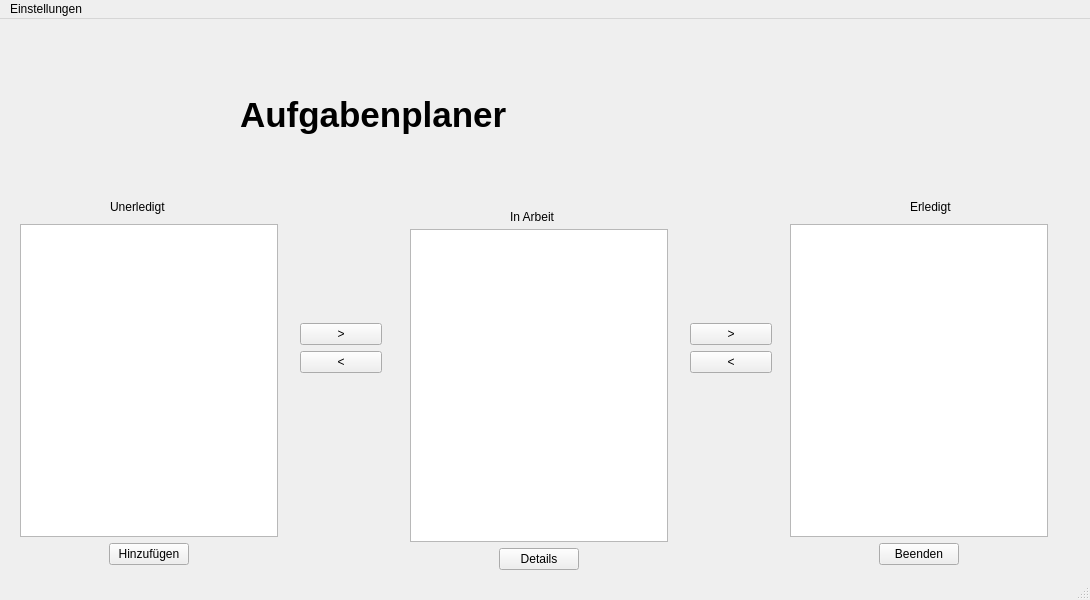
First picture: the form in mainwindow.ui, repository Cur1o/AbschlussProjektHerberich, before the edit.
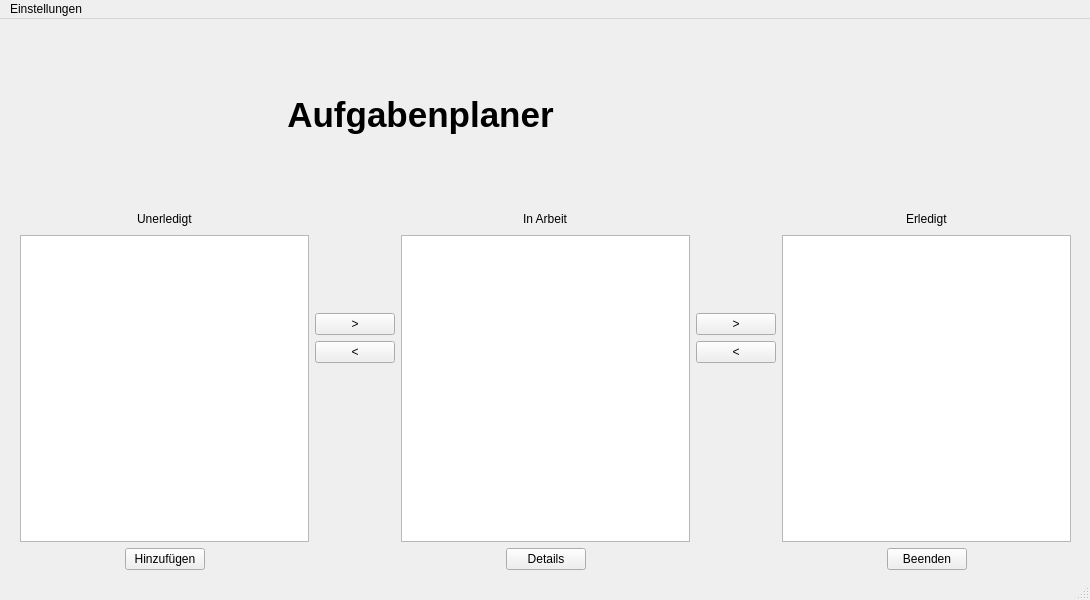
Second picture: the form after the edit. Icons and pictures are not drawn.

What changed in the file:
```diff
--- a/mainwindow.ui
+++ b/mainwindow.ui
@@ -13,14 +13,18 @@
   <property name="windowTitle">
    <string>MainWindow</string>
   </property>
+  <property name="windowIcon">
+   <iconset resource="data.qrc">
+    <normaloff>:/img/SchadierCorpIcon.PNG</normaloff>:/img/SchadierCorpIcon.PNG</iconset>
+  </property>
   <widget class="QWidget" name="centralwidget">
    <widget class="QLabel" name="companyImage">
     <property name="geometry">
      <rect>
       <x>0</x>
       <y>0</y>
-      <width>751</width>
-      <height>91</height>
+      <width>831</width>
+      <height>101</height>
      </rect>
     </property>
     <property name="text">
@@ -36,7 +40,7 @@
    <widget class="QLabel" name="lblTitle">
     <property name="geometry">
      <rect>
-      <x>240</x>
+      <x>280</x>
       <y>50</y>
       <width>281</width>
       <height>91</height>
@@ -51,6 +55,9 @@
     <property name="text">
      <string>Aufgabenplaner</string>
     </property>
+    <property name="alignment">
+     <set>Qt::AlignCenter</set>
+    </property>
    </widget>
    <widget class="QLabel" name="checkListImage">
     <property name="geometry">
@@ -71,185 +78,55 @@
      <bool>true</bool>
     </property>
    </widget>
-   <widget class="QLabel" name="lblToDo">
-    <property name="geometry">
-     <rect>
-      <x>110</x>
-      <y>180</y>
-      <width>61</width>
-      <height>16</height>
-     </rect>
-    </property>
-    <property name="text">
-     <string>Unerledigt</string>
-    </property>
-   </widget>
-   <widget class="QLabel" name="lblProgress">
-    <property name="geometry">
-     <rect>
-      <x>510</x>
-      <y>190</y>
-      <width>49</width>
-      <height>16</height>
-     </rect>
-    </property>
-    <property name="text">
-     <string>In Arbeit</string>
-    </property>
-   </widget>
-   <widget class="QLabel" name="lblDone">
-    <property name="geometry">
-     <rect>
-      <x>910</x>
-      <y>180</y>
-      <width>49</width>
-      <height>16</height>
-     </rect>
-    </property>
-    <property name="text">
-     <string>Erledigt</string>
-    </property>
-   </widget>
-   <widget class="QWidget" name="layoutWidget">
-    <property name="geometry">
-     <rect>
-      <x>300</x>
-      <y>210</y>
-      <width>82</width>
-      <height>331</height>
-     </rect>
-    </property>
-    <layout class="QVBoxLayout" name="verticalLayout">
-     <item>
-      <spacer name="verticalSpacer">
-       <property name="orientation">
-        <enum>Qt::Vertical</enum>
-       </property>
-       <property name="sizeHint" stdset="0">
-        <size>
-         <width>20</width>
-         <height>40</height>
-        </size>
-       </property>
-      </spacer>
-     </item>
-     <item>
-      <widget class="QPushButton" name="btnFirstToSecond">
-       <property name="text">
-        <string>&gt;</string>
-       </property>
-      </widget>
-     </item>
-     <item>
-      <widget class="QPushButton" name="btnSecondToFirst">
-       <property name="text">
-        <string>&lt;</string>
-       </property>
-      </widget>
-     </item>
-     <item>
-      <spacer name="verticalSpacer_2">
-       <property name="orientation">
-        <enum>Qt::Vertical</enum>
-       </property>
-       <property name="sizeHint" stdset="0">
-        <size>
-         <width>20</width>
-         <height>40</height>
-        </size>
-       </property>
-      </spacer>
-     </item>
-     <item>
-      <spacer name="verticalSpacer_5">
-       <property name="orientation">
-        <enum>Qt::Vertical</enum>
-       </property>
-       <property name="sizeHint" stdset="0">
-        <size>
-         <width>20</width>
-         <height>40</height>
-        </size>
-       </property>
-      </spacer>
-     </item>
-    </layout>
-   </widget>
-   <widget class="QWidget" name="layoutWidget">
-    <property name="geometry">
-     <rect>
-      <x>690</x>
-      <y>207</y>
-      <width>82</width>
-      <height>341</height>
-     </rect>
-    </property>
-    <layout class="QVBoxLayout" name="verticalLayout_2">
-     <item>
-      <spacer name="verticalSpacer_3">
-       <property name="orientation">
-        <enum>Qt::Vertical</enum>
-       </property>
-       <property name="sizeHint" stdset="0">
-        <size>
-         <width>20</width>
-         <height>40</height>
-        </size>
-       </property>
-      </spacer>
-     </item>
-     <item>
-      <widget class="QPushButton" name="btnSecondToThird">
-       <property name="text">
-        <string>&gt;</string>
-       </property>
-      </widget>
-     </item>
-     <item>
-      <widget class="QPushButton" name="btnThirdToSecond">
-       <property name="text">
-        <string>&lt;</string>
-       </property>
-      </widget>
-     </item>
-     <item>
-      <spacer name="verticalSpacer_6">
-       <property name="orientation">
-        <enum>Qt::Vertical</enum>
-       </property>
-       <property name="sizeHint" stdset="0">
-        <size>
-         <width>20</width>
-         <height>40</height>
-        </size>
-       </property>
-      </spacer>
-     </item>
-     <item>
-      <spacer name="verticalSpacer_4">
-       <property name="orientation">
-        <enum>Qt::Vertical</enum>
-       </property>
-       <property name="sizeHint" stdset="0">
-        <size>
-         <width>20</width>
-         <height>40</height>
-        </size>
-       </property>
-      </spacer>
-     </item>
-    </layout>
-   </widget>
-   <widget class="QWidget" name="layoutWidget">
+   <widget class="QWidget" name="">
     <property name="geometry">
      <rect>
       <x>20</x>
-      <y>205</y>
-      <width>258</width>
-      <height>341</height>
+      <y>190</y>
+      <width>1051</width>
+      <height>361</height>
      </rect>
     </property>
+    <layout class="QHBoxLayout" name="horizontalLayout_7">
+     <item>
     <layout class="QVBoxLayout" name="verticalLayout_3">
+       <item>
+        <layout class="QHBoxLayout" name="horizontalLayout_4">
+         <item>
+          <spacer name="horizontalSpacer_7">
+           <property name="orientation">
+            <enum>Qt::Horizontal</enum>
+           </property>
+           <property name="sizeHint" stdset="0">
+            <size>
+             <width>40</width>
+             <height>20</height>
+            </size>
+           </property>
+          </spacer>
+         </item>
+         <item>
+          <widget class="QLabel" name="lblToDo">
+           <property name="text">
+            <string>Unerledigt</string>
+           </property>
+          </widget>
+         </item>
+         <item>
+          <spacer name="horizontalSpacer_8">
+           <property name="orientation">
+            <enum>Qt::Horizontal</enum>
+           </property>
+           <property name="sizeHint" stdset="0">
+            <size>
+             <width>40</width>
+             <height>20</height>
+            </size>
+           </property>
+          </spacer>
+         </item>
+        </layout>
+       </item>
      <item>
       <widget class="QListView" name="lvw1ToDo">
        <property name="editTriggers">
@@ -295,17 +172,103 @@
       </layout>
      </item>
     </layout>
-   </widget>
-   <widget class="QWidget" name="layoutWidget">
-    <property name="geometry">
-     <rect>
-      <x>410</x>
-      <y>210</y>
-      <width>258</width>
-      <height>341</height>
-     </rect>
-    </property>
+     </item>
+     <item>
+      <layout class="QVBoxLayout" name="verticalLayout">
+       <item>
+        <spacer name="verticalSpacer">
+         <property name="orientation">
+          <enum>Qt::Vertical</enum>
+         </property>
+         <property name="sizeHint" stdset="0">
+          <size>
+           <width>20</width>
+           <height>40</height>
+          </size>
+         </property>
+        </spacer>
+       </item>
+       <item>
+        <widget class="QPushButton" name="btnFirstToSecond">
+         <property name="text">
+          <string>&gt;</string>
+         </property>
+        </widget>
+       </item>
+       <item>
+        <widget class="QPushButton" name="btnSecondToFirst">
+         <property name="text">
+          <string>&lt;</string>
+         </property>
+        </widget>
+       </item>
+       <item>
+        <spacer name="verticalSpacer_2">
+         <property name="orientation">
+          <enum>Qt::Vertical</enum>
+         </property>
+         <property name="sizeHint" stdset="0">
+          <size>
+           <width>20</width>
+           <height>40</height>
+          </size>
+         </property>
+        </spacer>
+       </item>
+       <item>
+        <spacer name="verticalSpacer_5">
+         <property name="orientation">
+          <enum>Qt::Vertical</enum>
+         </property>
+         <property name="sizeHint" stdset="0">
+          <size>
+           <width>20</width>
+           <height>40</height>
+          </size>
+         </property>
+        </spacer>
+       </item>
+      </layout>
+     </item>
+     <item>
     <layout class="QVBoxLayout" name="verticalLayout_4">
+       <item>
+        <layout class="QHBoxLayout" name="horizontalLayout_5">
+         <item>
+          <spacer name="horizontalSpacer_9">
+           <property name="orientation">
+            <enum>Qt::Horizontal</enum>
+           </property>
+           <property name="sizeHint" stdset="0">
+            <size>
+             <width>40</width>
+             <height>20</height>
+            </size>
+           </property>
+          </spacer>
+         </item>
+         <item>
+          <widget class="QLabel" name="lblProgress">
+           <property name="text">
+            <string>In Arbeit</string>
+           </property>
+          </widget>
+         </item>
+         <item>
+          <spacer name="horizontalSpacer_10">
+           <property name="orientation">
+            <enum>Qt::Horizontal</enum>
+           </property>
+           <property name="sizeHint" stdset="0">
+            <size>
+             <width>40</width>
+             <height>20</height>
+            </size>
+           </property>
+          </spacer>
+         </item>
+        </layout>
+       </item>
      <item>
       <widget class="QListView" name="lvw2Progress">
        <property name="editTriggers">
@@ -351,17 +314,106 @@
       </layout>
      </item>
     </layout>
-   </widget>
-   <widget class="QWidget" name="layoutWidget">
-    <property name="geometry">
-     <rect>
-      <x>790</x>
-      <y>205</y>
-      <width>258</width>
-      <height>341</height>
-     </rect>
-    </property>
+     </item>
+     <item>
+      <layout class="QVBoxLayout" name="verticalLayout_2">
+       <item>
+        <spacer name="verticalSpacer_3">
+         <property name="orientation">
+          <enum>Qt::Vertical</enum>
+         </property>
+         <property name="sizeHint" stdset="0">
+          <size>
+           <width>20</width>
+           <height>40</height>
+          </size>
+         </property>
+        </spacer>
+       </item>
+       <item>
+        <widget class="QPushButton" name="btnSecondToThird">
+         <property name="toolTip">
+          <string/>
+         </property>
+         <property name="text">
+          <string>&gt;</string>
+         </property>
+        </widget>
+       </item>
+       <item>
+        <widget class="QPushButton" name="btnThirdToSecond">
+         <property name="text">
+          <string>&lt;</string>
+         </property>
+        </widget>
+       </item>
+       <item>
+        <spacer name="verticalSpacer_6">
+         <property name="orientation">
+          <enum>Qt::Vertical</enum>
+         </property>
+         <property name="sizeHint" stdset="0">
+          <size>
+           <width>20</width>
+           <height>40</height>
+          </size>
+         </property>
+        </spacer>
+       </item>
+       <item>
+        <spacer name="verticalSpacer_4">
+         <property name="orientation">
+          <enum>Qt::Vertical</enum>
+         </property>
+         <property name="sizeHint" stdset="0">
+          <size>
+           <width>20</width>
+           <height>40</height>
+          </size>
+         </property>
+        </spacer>
+       </item>
+      </layout>
+     </item>
+     <item>
     <layout class="QVBoxLayout" name="verticalLayout_5">
+       <item>
+        <layout class="QHBoxLayout" name="horizontalLayout_6">
+         <item>
+          <spacer name="horizontalSpacer_11">
+           <property name="orientation">
+            <enum>Qt::Horizontal</enum>
+           </property>
+           <property name="sizeHint" stdset="0">
+            <size>
+             <width>40</width>
+             <height>20</height>
+            </size>
+           </property>
+          </spacer>
+         </item>
+         <item>
+          <widget class="QLabel" name="lblDone">
+           <property name="text">
+            <string>Erledigt</string>
+           </property>
+          </widget>
+         </item>
+         <item>
+          <spacer name="horizontalSpacer_12">
+           <property name="orientation">
+            <enum>Qt::Horizontal</enum>
+           </property>
+           <property name="sizeHint" stdset="0">
+            <size>
+             <width>40</width>
+             <height>20</height>
+            </size>
+           </property>
+          </spacer>
+         </item>
+        </layout>
+       </item>
      <item>
       <widget class="QListView" name="lvw3Done">
        <property name="editTriggers">
@@ -403,6 +455,8 @@
           </size>
          </property>
         </spacer>
+         </item>
+        </layout>
        </item>
       </layout>
      </item>
```
Lines whose indentation alone changed are shown as unchanged.
